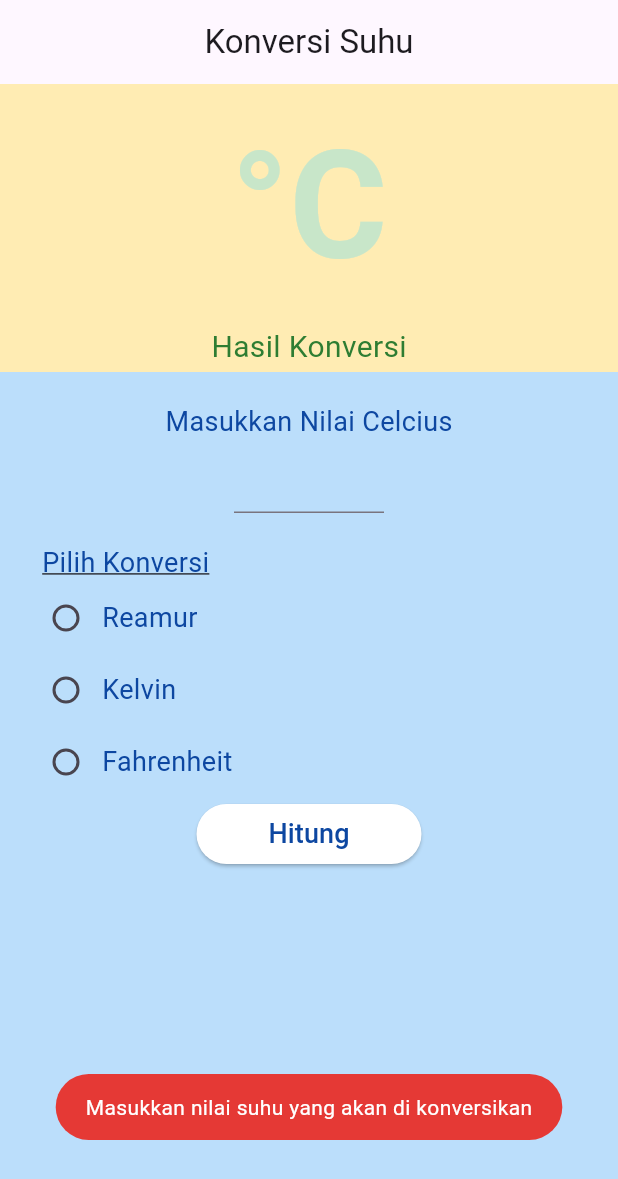
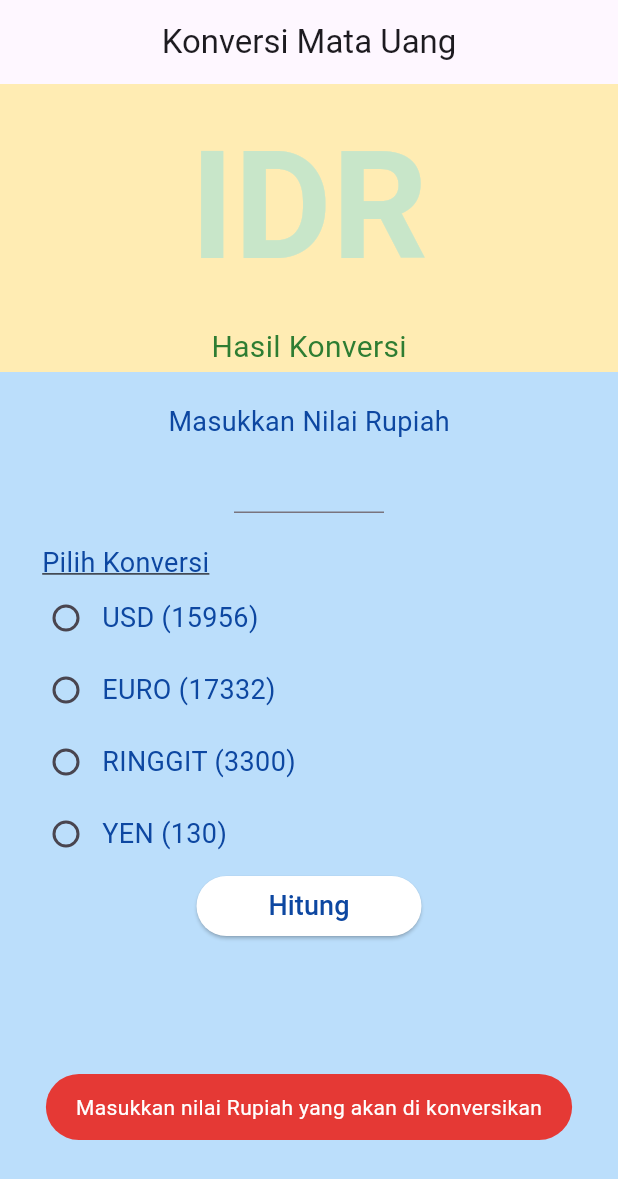
Before and after one commit to riyanada/pemrograman-mobile, a Flutter app: the screen it shows after launch, after a tap on "Hitung", on a phone screen of 412 x 824 dp. Shown: the top 1179 px of the screen. Run offline on Flutter 3.47's test engine with Material 3 defaults, Android fonts, the light colour scheme and no system bars; our stand-ins replace fluttertoast.

Commit message:
add tugas week 10

```diff
--- a/lib/main.dart
+++ b/lib/main.dart
@@ -11,48 +11,57 @@ class MainApp extends StatelessWidget {
   @override
   Widget build(BuildContext context) {
     return const MaterialApp(
-      home: RadioButtonPage(),
+      home: CurrencyConverterPage(),
     );
   }
 }
 
-class RadioButtonPage extends StatefulWidget {
-  const RadioButtonPage({super.key});
+class CurrencyConverterPage extends StatefulWidget {
+  const CurrencyConverterPage({super.key});
 
   @override
-  State<RadioButtonPage> createState() => _RadioButtonPageState();
+  State<CurrencyConverterPage> createState() => _CurrencyConverterPageState();
 }
 
-class _RadioButtonPageState extends State<RadioButtonPage> {
+class _CurrencyConverterPageState extends State<CurrencyConverterPage> {
   String jenis = "";
   double hasilKonversi = 0;
-  String textCelcius = "";
+  String textRupiah = "";
   int radioValue = 0;
 
   void hitungKonversi() {
-    if (textCelcius == "") {
+    if (textRupiah == "") {
       Fluttertoast.showToast(
-          msg: "Masukkan nilai suhu yang akan di konversikan",
+          msg: "Masukkan nilai Rupiah yang akan di konversikan",
           toastLength: Toast.LENGTH_SHORT,
           backgroundColor: Colors.red[600],
           textColor: Colors.white);
       return;
     }
-    double celsius = double.parse(textCelcius);
+    double rupiah = double.parse(textRupiah);
     if (radioValue == 1) {
       setState(() {
-        jenis = "Reamur";
-        hasilKonversi = (4 / 5) * celsius;
+        jenis = "USD";
+        hasilKonversi = rupiah / 15956;
+        hasilKonversi = double.parse(hasilKonversi.toStringAsFixed(2));
       });
     } else if (radioValue == 2) {
       setState(() {
-        jenis = "Kelvin";
-        hasilKonversi = 273 + celsius;
+        jenis = "EURO";
+        hasilKonversi = rupiah / 17332;
+        hasilKonversi = double.parse(hasilKonversi.toStringAsFixed(2));
+      });
+    } else if (radioValue == 3) {
+      setState(() {
+        jenis = "RINGGIT";
+        hasilKonversi = rupiah / 3300;
+        hasilKonversi = double.parse(hasilKonversi.toStringAsFixed(2));
       });
     } else {
       setState(() {
-        jenis = "Fahrenheit";
-        hasilKonversi = (9 / 5 * celsius) + 32;
+        jenis = "YEN";
+        hasilKonversi = rupiah / 130;
+        hasilKonversi = double.parse(hasilKonversi.toStringAsFixed(2));
       });
     }
   }
@@ -64,7 +73,7 @@ class _RadioButtonPageState extends State<RadioButtonPage> {
       appBar: AppBar(
         title: const Align(
           alignment: Alignment.center,
-          child: Text('Konversi Suhu'),
+          child: Text('Konversi Mata Uang'),
         ),
       ),
       body: Column(
@@ -83,7 +92,7 @@ class _RadioButtonPageState extends State<RadioButtonPage> {
                     mainAxisAlignment: MainAxisAlignment.spaceAround,
                     children: [
                       Text(
-                        "\u00b0C",
+                        "IDR",
                         style: TextStyle(
                             fontSize: 100,
                             fontWeight: FontWeight.bold,
@@ -122,13 +131,13 @@ class _RadioButtonPageState extends State<RadioButtonPage> {
                     mainAxisAlignment: MainAxisAlignment.start,
                     children: [
                       Text(
-                        "Masukkan Nilai Celcius",
+                        "Masukkan Nilai Rupiah",
                         style: TextStyle(fontSize: 18, color: Colors.blue[900]),
                       ),
                       SizedBox(
                         width: 100,
                         child: TextField(
-                          onChanged: (e) => textCelcius = e,
+                          onChanged: (e) => textRupiah = e,
                           keyboardType: TextInputType.number,
                           textAlign: TextAlign.center,
                           style: const TextStyle(
@@ -165,7 +174,7 @@ class _RadioButtonPageState extends State<RadioButtonPage> {
                             },
                           ),
                           Text(
-                            "Reamur",
+                            "USD (15956)",
                             style: TextStyle(
                                 fontSize: 18, color: Colors.blue[900]),
                           )
@@ -183,7 +192,7 @@ class _RadioButtonPageState extends State<RadioButtonPage> {
                             },
                           ),
                           Text(
-                            "Kelvin",
+                            "EURO (17332)",
                             style: TextStyle(
                                 fontSize: 18, color: Colors.blue[900]),
                           )
@@ -201,7 +210,25 @@ class _RadioButtonPageState extends State<RadioButtonPage> {
                             },
                           ),
                           Text(
-                            "Fahrenheit",
+                            "RINGGIT (3300)",
+                            style: TextStyle(
+                                fontSize: 18, color: Colors.blue[900]),
+                          )
+                        ],
+                      ),
+                      Row(
+                        children: [
+                          Radio(
+                            value: 4,
+                            groupValue: radioValue,
+                            onChanged: (value) {
+                              setState(() {
+                                radioValue = 4;
+                              });
+                            },
+                          ),
+                          Text(
+                            "YEN (130)",
                             style: TextStyle(
                                 fontSize: 18, color: Colors.blue[900]),
                           )
--- a/pubspec.yaml
+++ b/pubspec.yaml
@@ -1,4 +1,4 @@
-name: suhu_app
+name: money_app
 description: "A new Flutter project."
 publish_to: 'none'
 version: 0.1.0
@@ -10,6 +10,7 @@ dependencies:
   flutter:
     sdk: flutter
   fluttertoast: ^8.2.5
+  intl: ^0.19.0
 
 dev_dependencies:
   flutter_test:
```
Also changed, not shown: pubspec.lock, 1 other file.
